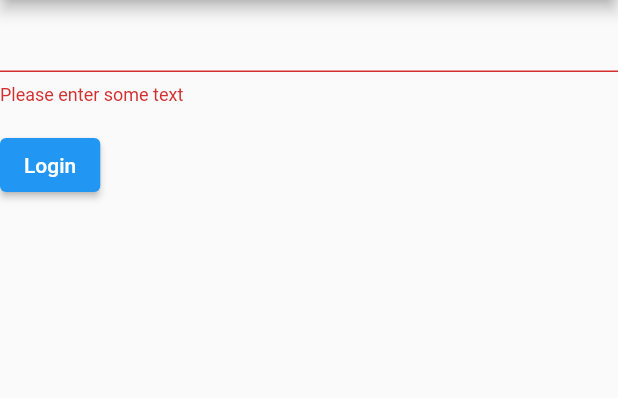
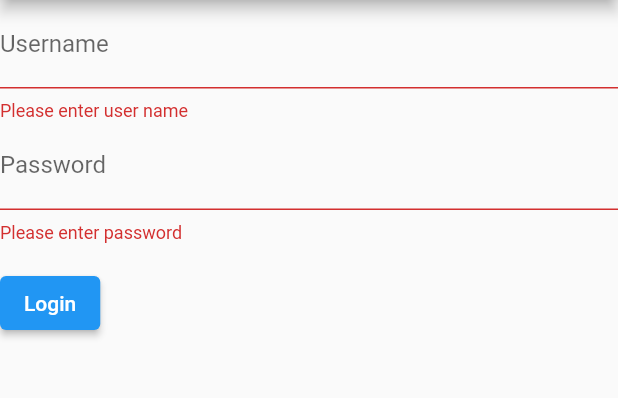
Before and after one commit to venceld/mywavinhome, a Flutter app: the screen it shows after launch, after a tap on "Login", on a phone screen of 412 x 824 dp, the part 84-482 px from its top. Run offline on Flutter 3.47's test engine with Material 2 defaults, Android fonts, the light colour scheme and no system bars.

Commit message:
updated with password field.

```diff
--- a/lib/main.dart
+++ b/lib/main.dart
@@ -26,22 +26,35 @@ class MyLoginFormState extends State<MyLoginForm> {
 
   @override
   Widget build(BuildContext context) {
-
     return Form(
         key: _formkey,
         child: Column(
           crossAxisAlignment: CrossAxisAlignment.start,
-        children: <Widget> [
+          children: <Widget>[
             TextFormField(
               validator: (value) {
                 if (value == null || value.isEmpty) {
-                return 'Please enter some text';
+                  return 'Please enter user name';
                 }
                 return null;
               },
+              decoration: const InputDecoration(
+                labelText: 'Username',
+              ),
+            ),
+            TextFormField(
+              validator: (value) {
+                if (value == null || value.isEmpty) {
+                  return 'Please enter password';
+                }
+                return null;
+              },
+              decoration: const InputDecoration(
+                labelText: 'Password',
+              ),
             ),
             Padding(
-            padding: const EdgeInsets.symmetric(vertical:16),
+              padding: const EdgeInsets.symmetric(vertical: 16),
               child: ElevatedButton(
                 onPressed: () {
                   if (_formkey.currentState!.validate()) {
@@ -54,9 +67,7 @@ class MyLoginFormState extends State<MyLoginForm> {
               ),
             ),
           ],
-      )
-    );
-
+        ));
   }
 }
 
@@ -81,7 +92,6 @@ Container(
       ),
 */
 
-
 /*const Center(
 child: Image(
 image: AssetImage('images/mywavinhome.png'),
```
Lines whose indentation alone changed are shown as unchanged.
